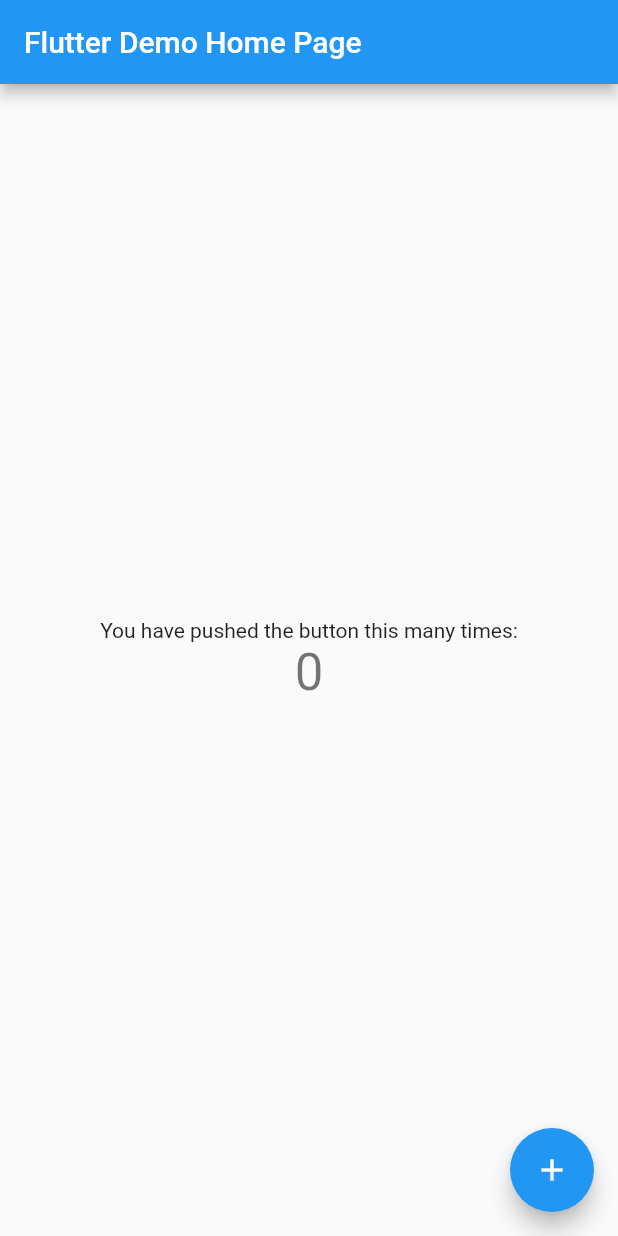
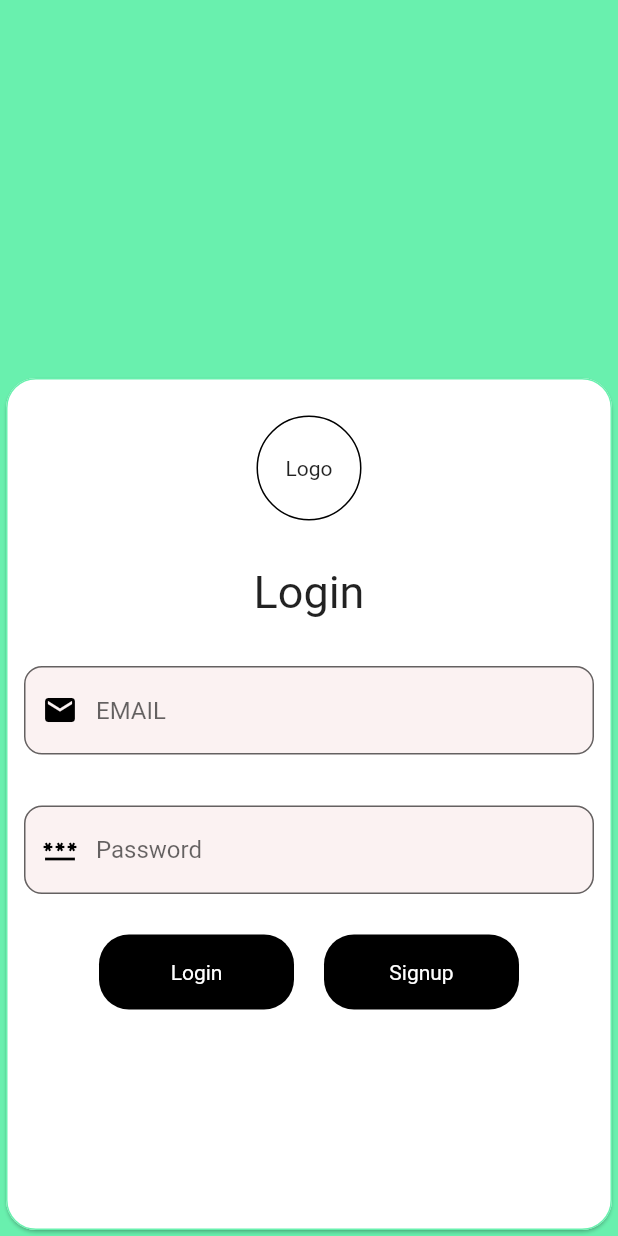
Before and after one commit to Saikalyan11/Gfg, a Flutter app: the screen it shows after launch, on a phone screen of 412 x 824 dp. Run offline on Flutter 3.47's test engine with Material 2 defaults, Android fonts, the phone set to English and light mode, and no system bars; our stand-ins replace firebase_auth, get; accounts and stored records are empty; Roboto replaces fonts that are missing (Poppins).

Commit message:
Changes to be committed: 	modified:   analysis_options.yaml 	new file:   lib/Auth.dart 	new file:   lib/Home.dart 	new file:   lib/Login.dart 	modified:   lib/main.dart 	modified:   macos/Flutter/GeneratedPluginRegistrant.swift 	modified:   pubspec.lock 	modified:   pubspec.yaml

```diff
--- a/analysis_options.yaml
+++ b/analysis_options.yaml
@@ -7,7 +7,7 @@
 
 # The following line activates a set of recommended lints for Flutter apps,
 # packages, and plugins designed to encourage good coding practices.
-include: package:flutter_lints/flutter.yaml
+# include: package:flutter_lints/flutter.yaml
 
 linter:
   # The lint rules applied to this project can be customized in the
--- /dev/null
+++ b/lib/Auth.dart
@@ -0,0 +1,26 @@
+// This file is used to know the user logged in or not
+
+import 'package:firebase_auth/firebase_auth.dart';
+import 'package:flutter/material.dart';
+import 'package:hackathon_app/Home.dart';
+import 'package:hackathon_app/Login.dart';
+
+class Auth extends StatelessWidget {
+  const Auth({super.key});
+
+  @override
+  Widget build(BuildContext context) {
+    return Scaffold(
+      body: StreamBuilder<User?>(
+        stream: FirebaseAuth.instance.authStateChanges(),
+        builder: (context, snapshot) {
+          if (snapshot.hasData) {
+            return Home();
+          } else {
+            return Login();
+          }
+        },
+      ),
+    );
+  }
+}
--- /dev/null
+++ b/lib/Home.dart
@@ -0,0 +1,10 @@
+import 'package:flutter/widgets.dart';
+
+class Home extends StatelessWidget {
+  const Home({super.key});
+
+  @override
+  Widget build(BuildContext context) {
+    return Container();
+  }
+}
--- /dev/null
+++ b/lib/Login.dart
@@ -0,0 +1,163 @@
+import 'package:flutter/material.dart';
+
+class Login extends StatelessWidget {
+  const Login({super.key});
+
+  @override
+  Widget build(BuildContext context) {
+    final emailcontroller = TextEditingController();
+    final passwordcontroller = TextEditingController();
+    return Scaffold(
+        backgroundColor: Colors.greenAccent,
+        body: SafeArea(
+          child: Padding(
+            padding: const EdgeInsets.only(top: 248.0),
+            child: Card(
+              shape: RoundedRectangleBorder(
+                side: BorderSide(
+                  color: Colors.greenAccent,
+                ),
+                borderRadius: BorderRadius.circular(20.0), //<-- SEE HERE
+              ),
+              color: Colors.white,
+              child: Column(
+                children: [
+                  Padding(
+                    padding: const EdgeInsets.only(top: 25.0),
+                    child: Container(
+                      width: 70,
+                      height: 70,
+                      child: Center(child: Text('Logo')),
+                      decoration: BoxDecoration(
+                        border: Border.all(width: 1.0),
+                        borderRadius: BorderRadius.circular(60),
+                      ),
+                    ),
+                  ),
+                  SizedBox(
+                    height: 30,
+                  ),
+                  Text(
+                    'Login',
+                    style: TextStyle(fontSize: 30),
+                  ),
+                  SizedBox(
+                    height: 20,
+                  ),
+                  Padding(
+                    padding: const EdgeInsets.all(12.0),
+                    child: TextFormField(
+                      controller: emailcontroller,
+                      keyboardType: TextInputType.emailAddress,
+                      decoration: InputDecoration(
+                        fillColor:
+                            Color.fromARGB(255, 248, 234, 234).withOpacity(0.6),
+                        filled: true,
+                        hintText: 'EMAIL',
+                        border: new OutlineInputBorder(
+                            borderSide: new BorderSide(
+                                color: Color.fromARGB(255, 0, 0, 0)),
+                            borderRadius: BorderRadius.circular(12)),
+                        prefixIcon: const Icon(
+                          Icons.email,
+                          color: Color.fromARGB(255, 0, 0, 0),
+                        ),
+                      ),
+                    ),
+                  ),
+                  SizedBox(
+                    height: 10,
+                  ),
+
+                  //  Password
+
+                  Padding(
+                    padding: const EdgeInsets.all(12.0),
+                    child: TextFormField(
+                      controller: passwordcontroller,
+                      obscureText: true,
+                      keyboardType: TextInputType.visiblePassword,
+                      decoration: InputDecoration(
+                        fillColor:
+                            Color.fromARGB(255, 248, 234, 234).withOpacity(0.6),
+                        filled: true,
+                        hintText: 'Password',
+                        border: new OutlineInputBorder(
+                            borderSide: new BorderSide(
+                                color: Color.fromARGB(255, 0, 0, 0)),
+                            borderRadius: BorderRadius.circular(12)),
+                        prefixIcon: const Icon(
+                          Icons.password_outlined,
+                          color: Color.fromARGB(255, 0, 0, 0),
+                        ),
+                      ),
+                      validator: (val) {
+                        if (val?.length == 0) {
+                          return "Pasword contains atleast 8 characters";
+                        } else {
+                          return null;
+                        }
+                      },
+                      style: new TextStyle(
+                        fontFamily: "Poppins",
+                      ),
+                    ),
+                  ),
+                  // Button
+                  SizedBox(
+                    height: 15,
+                  ),
+
+                  Row(
+                    mainAxisAlignment: MainAxisAlignment.center,
+                    children: [
+                      InkWell(
+                        onTap: () {},
+                        child: Container(
+                          width: 130,
+                          height: 50,
+                          decoration: BoxDecoration(
+                            color: Colors.black,
+                            borderRadius: BorderRadius.circular(20),
+                          ),
+                          child: Center(
+                            child: Text(
+                              'Login',
+                              style: TextStyle(
+                                color: Colors.white,
+                              ),
+                            ),
+                          ),
+                        ),
+                      ),
+                      SizedBox(
+                        width: 20,
+                      ),
+                      InkWell(
+                        onTap: () {},
+                        child: Container(
+                          width: 130,
+                          height: 50,
+                          decoration: BoxDecoration(
+                            color: Colors.black,
+                            borderRadius: BorderRadius.circular(20),
+                          ),
+                          child: Center(
+                            child: Text(
+                              'Signup',
+                              style: TextStyle(
+                                color: Colors.white,
+                              ),
+                            ),
+                          ),
+                        ),
+                      ),
+                    ],
+                  ),
+                ],
+              ),
+            ),
+          ),
+        ));
+  }
+}
--- a/lib/main.dart
+++ b/lib/main.dart
@@ -1,4 +1,6 @@
 import 'package:flutter/material.dart';
+import 'package:get/get_navigation/src/root/get_material_app.dart';
+import 'package:hackathon_app/Login.dart';
 
 void main() {
   runApp(const MyApp());
@@ -7,109 +9,11 @@ void main() {
 class MyApp extends StatelessWidget {
   const MyApp({super.key});
 
-  // This widget is the root of your application.
   @override
   Widget build(BuildContext context) {
-    return MaterialApp(
-      title: 'Flutter Demo',
-      theme: ThemeData(
-        // This is the theme of your application.
-        //
-        // Try running your application with "flutter run". You'll see the
-        // application has a blue toolbar. Then, without quitting the app, try
-        // changing the primarySwatch below to Colors.green and then invoke
-        // "hot reload" (press "r" in the console where you ran "flutter run",
-        // or simply save your changes to "hot reload" in a Flutter IDE).
-        // Notice that the counter didn't reset back to zero; the application
-        // is not restarted.
-        primarySwatch: Colors.blue,
-      ),
-      home: const MyHomePage(title: 'Flutter Demo Home Page'),
+    return GetMaterialApp(
+      debugShowCheckedModeBanner: false,
+      home: Login(),
     );
   }
 }
-
-class MyHomePage extends StatefulWidget {
-  const MyHomePage({super.key, required this.title});
-
-  // This widget is the home page of your application. It is stateful, meaning
-  // that it has a State object (defined below) that contains fields that affect
-  // how it looks.
-
-  // This class is the configuration for the state. It holds the values (in this
-  // case the title) provided by the parent (in this case the App widget) and
-  // used by the build method of the State. Fields in a Widget subclass are
-  // always marked "final".
-
-  final String title;
-
-  @override
-  State<MyHomePage> createState() => _MyHomePageState();
-}
-
-class _MyHomePageState extends State<MyHomePage> {
-  int _counter = 0;
-
-  void _incrementCounter() {
-    setState(() {
-      // This call to setState tells the Flutter framework that something has
-      // changed in this State, which causes it to rerun the build method below
-      // so that the display can reflect the updated values. If we changed
-      // _counter without calling setState(), then the build method would not be
-      // called again, and so nothing would appear to happen.
-      _counter++;
-    });
-  }
-
-  @override
-  Widget build(BuildContext context) {
-    // This method is rerun every time setState is called, for instance as done
-    // by the _incrementCounter method above.
-    //
-    // The Flutter framework has been optimized to make rerunning build methods
-    // fast, so that you can just rebuild anything that needs updating rather
-    // than having to individually change instances of widgets.
-    return Scaffold(
-      appBar: AppBar(
-        // Here we take the value from the MyHomePage object that was created by
-        // the App.build method, and use it to set our appbar title.
-        title: Text(widget.title),
-      ),
-      body: Center(
-        // Center is a layout widget. It takes a single child and positions it
-        // in the middle of the parent.
-        child: Column(
-          // Column is also a layout widget. It takes a list of children and
-          // arranges them vertically. By default, it sizes itself to fit its
-          // children horizontally, and tries to be as tall as its parent.
-          //
-          // Invoke "debug painting" (press "p" in the console, choose the
-          // "Toggle Debug Paint" action from the Flutter Inspector in Android
-          // Studio, or the "Toggle Debug Paint" command in Visual Studio Code)
-          // to see the wireframe for each widget.
-          //
-          // Column has various properties to control how it sizes itself and
-          // how it positions its children. Here we use mainAxisAlignment to
-          // center the children vertically; the main axis here is the vertical
-          // axis because Columns are vertical (the cross axis would be
-          // horizontal).
-          mainAxisAlignment: MainAxisAlignment.center,
-          children: <Widget>[
-            const Text(
-              'You have pushed the button this many times:',
-            ),
-            Text(
-              '$_counter',
-              style: Theme.of(context).textTheme.headlineMedium,
-            ),
-          ],
-        ),
-      ),
-      floatingActionButton: FloatingActionButton(
-        onPressed: _incrementCounter,
-        tooltip: 'Increment',
-        child: const Icon(Icons.add),
-      ), // This trailing comma makes auto-formatting nicer for build methods.
-    );
-  }
-}
```
Also changed, not shown: pubspec.yaml (+6 -6 lines), pubspec.lock, 1 other file.
